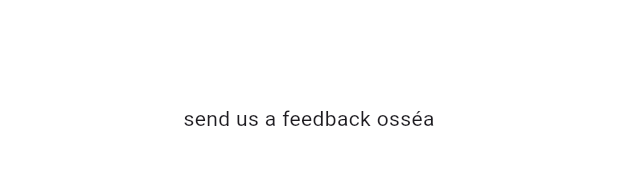
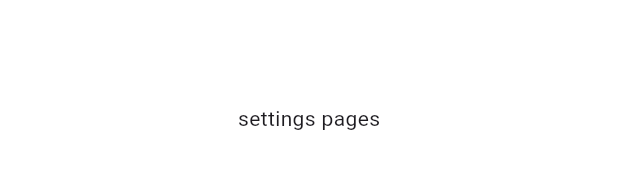
Before and after one commit to jacques4/MyDocs, a Flutter app: the Settings widget shown alone on an empty page, opened directly, on a phone screen of 412 x 824 dp. Shown: the part 515-684 px from the top of the screen. Run offline on Flutter 3.47's test engine with Material 3 defaults, Android fonts, the phone set to English and light mode, and no system bars; our stand-ins replace dio, file_picker, flutter_svg, get, get_storage, internet_connection_checker and 2 more; accounts and stored records are empty.

Commit message:
mydocs project 22/09/2023

```diff
--- a/lib/app/UI/views/settingsView/Settings.dart
+++ b/lib/app/UI/views/settingsView/Settings.dart
@@ -24,7 +24,7 @@ class Settings extends StatelessWidget {
         child: Container(
           child: Center(
             child: Text(
-              'send us a feedback osséa',
+              'settings pages',
             ),
           ),
         ),
```
Also changed, not shown: lib/app/UI/views/manageFile/manageFile.dart (+3 -7 lines).
